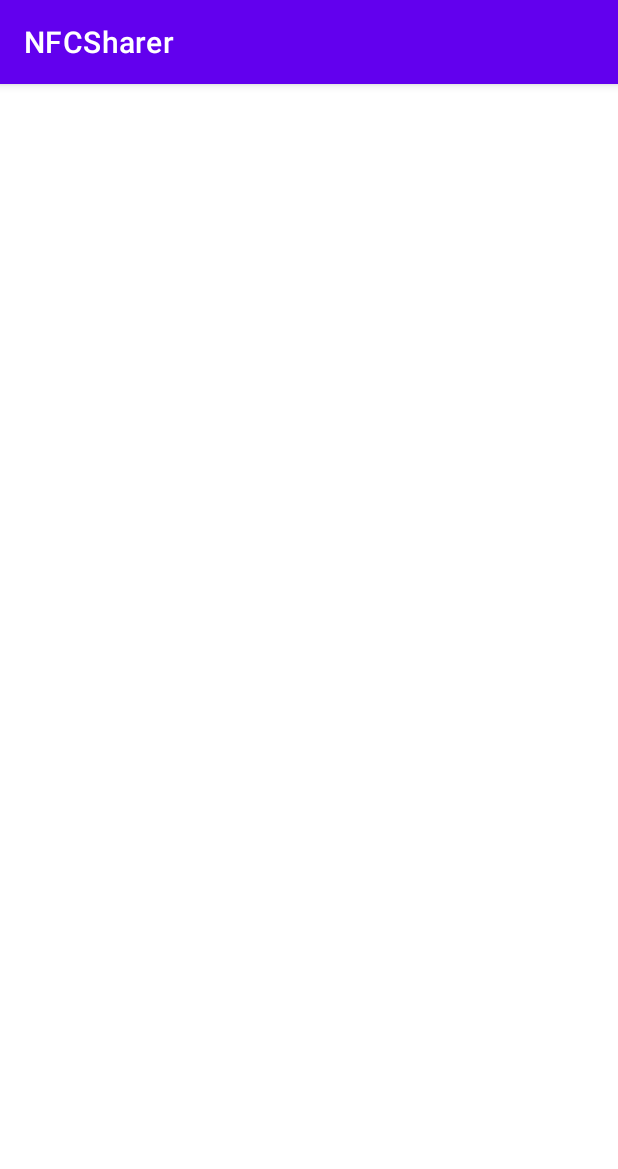
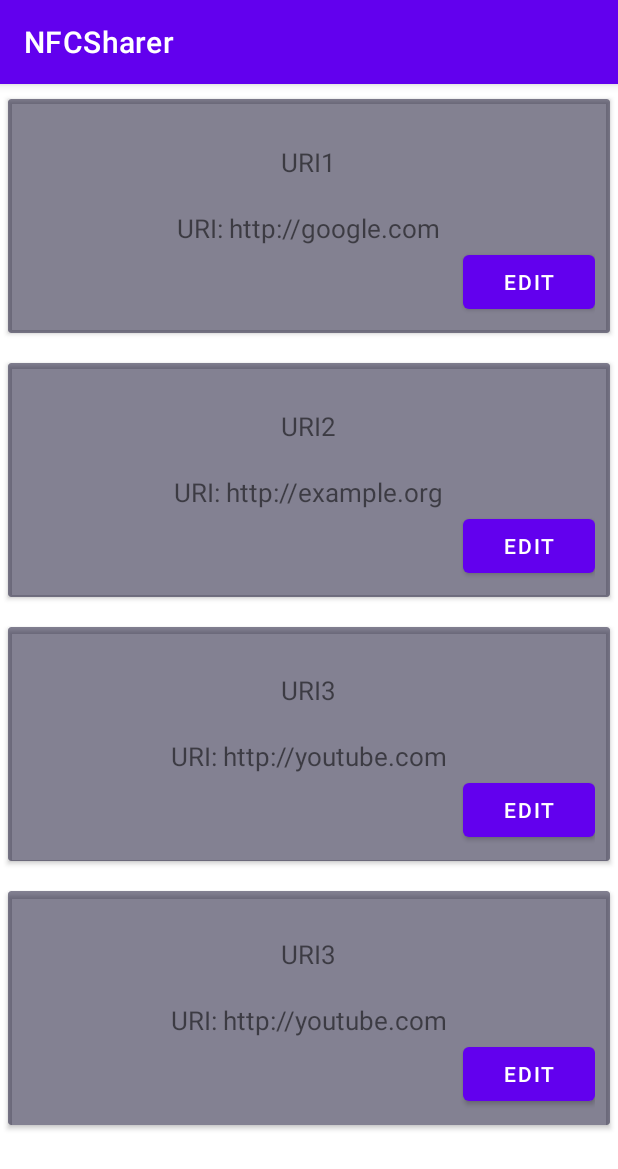
Before and after one commit to Sl1van/NFCSharer, an Android app: the screen it shows after launch (MainActivity), on a phone screen of 412 x 824 dp. Shown: the top 1169 px of the screen. Run offline under Robolectric (Android 15) with nearby library versions, the phone set to English and light mode, and no system bars.

Commit message:
Added RecyclerView Adapter to RecyclerView which now displays all NFCShareItems

```diff
--- a/app/src/main/java/ch/zli/nfcsharer/activities/MainActivity.java
+++ b/app/src/main/java/ch/zli/nfcsharer/activities/MainActivity.java
@@ -1,18 +1,40 @@
 package ch.zli.nfcsharer.activities;
 
 import androidx.appcompat.app.AppCompatActivity;
+import androidx.recyclerview.widget.DefaultItemAnimator;
+import androidx.recyclerview.widget.LinearLayoutManager;
+import androidx.recyclerview.widget.RecyclerView;
 
 import android.os.Bundle;
-import android.widget.Button;
+
+import java.util.ArrayList;
 
 import ch.zli.nfcsharer.R;
+import ch.zli.nfcsharer.domain.NFCShareItem;
 
 public class MainActivity extends AppCompatActivity {
+
+    RecyclerView recyclerView;
+
+    ch.zli.nfcsharer.activities.NFCShareItemAdapter NFCShareItemAdapter;
 
     @Override
     protected void onCreate(Bundle savedInstanceState) {
         super.onCreate(savedInstanceState);
         setContentView(R.layout.activity_main);
+        recyclerView = findViewById(R.id.recyclerView);
 
+        ArrayList<NFCShareItem> items = new ArrayList<>();
+        items.add(new NFCShareItem("URI1","http://google.com", true));
+        items.add(new NFCShareItem("URI2","http://example.org",false));
+        items.add(new NFCShareItem("URI3","http://youtube.com",false));
+        items.add(new NFCShareItem("URI3","http://youtube.com",false));
+
+        NFCShareItemAdapter = new NFCShareItemAdapter(items);
+
+        recyclerView = (RecyclerView)findViewById(R.id.recyclerView);
+        recyclerView.setLayoutManager(new LinearLayoutManager(this));
+        recyclerView.setItemAnimator(new DefaultItemAnimator());
+        recyclerView.setAdapter(NFCShareItemAdapter);
     }
 }
--- /dev/null
+++ b/app/src/main/java/ch/zli/nfcsharer/activities/NFCShareItemAdapter.java
@@ -0,0 +1,85 @@
+package ch.zli.nfcsharer.activities;
+import android.annotation.SuppressLint;
+import android.content.Context;
+
+import android.view.LayoutInflater;
+import android.view.View;
+import android.view.ViewGroup;
+import android.widget.Button;
+import android.widget.TextView;
+
+import androidx.cardview.widget.CardView;
+import androidx.recyclerview.widget.RecyclerView;
+
+import java.util.List;
+
+import ch.zli.nfcsharer.R;
+import ch.zli.nfcsharer.domain.NFCShareItem;
+
+
+public class NFCShareItemAdapter extends RecyclerView.Adapter<NFCShareItemAdapter.ViewHolder> {
+
+    List<NFCShareItem> nfcShareItems;
+    Context context;
+
+    public NFCShareItemAdapter(List<NFCShareItem> nfcShareItems)
+    {
+        this.nfcShareItems = nfcShareItems;
+    }
+
+    @Override
+    public ViewHolder onCreateViewHolder(ViewGroup parent, int viewType) {
+        View view = LayoutInflater.from(parent.getContext()).inflate(R.layout.list_item,parent,false);
+        ViewHolder viewHolder = new ViewHolder(view);
+        context = parent.getContext();
+        return viewHolder;
+    }
+
+
+
+    @Override
+    public void onBindViewHolder(ViewHolder holder, @SuppressLint("RecyclerView") final int position) {
+        NFCShareItem nfcShareItem = nfcShareItems.get(position);
+
+        holder.itemTitle.setText(nfcShareItem.getName());
+        holder.description.setText(nfcShareItem.getDescription());
+        holder.cv.setCardBackgroundColor(nfcShareItem.isEnabled()? R.color.teal_200 : R.color.teal_700);
+        System.out.println("nfcShareItem.isEnabled()"+nfcShareItem.isEnabled());
+        holder.cv.setOnClickListener(listener ->{
+            //Toast.makeText(context,"The position is:"+position,Toast.LENGTH_SHORT).show();//TODO open view
+
+            nfcShareItems.forEach(item ->{
+                if(item.isEnabled()){
+                    item.setEnabled(false);
+                }
+            });
+            nfcShareItem.setEnabled(true);
+            super.notifyDataSetChanged();
+        });
+    }
+
+
+
+    @Override
+    public int getItemCount() {
+        return nfcShareItems.size();
+    }
+
+    public class ViewHolder extends RecyclerView.ViewHolder
+    {
+        TextView itemTitle;
+        TextView description;
+        Button editButton;
+        CardView cv;
+
+        public ViewHolder(View itemView)
+        {
+            super(itemView);
+            itemTitle = (TextView)itemView.findViewById(R.id.itemTitle);
+            description = (TextView)itemView.findViewById(R.id.description);
+            editButton = (Button)itemView.findViewById(R.id.editButton);
+            cv = (CardView)itemView.findViewById(R.id.cv);
+        }
+
+    }
+}
--- a/app/src/main/java/ch/zli/nfcsharer/domain/NFCShareItem.java
+++ b/app/src/main/java/ch/zli/nfcsharer/domain/NFCShareItem.java
@@ -3,14 +3,15 @@ package ch.zli.nfcsharer.domain;
 public class NFCShareItem {
     private final NFCShareItemType type;
 
+    private String name;
     private String URI;
+    private boolean enabled;
 
-    public NFCShareItem(NFCShareItemType type, String URI) {
-        if(type == NFCShareItemType.WLAN){
-            throw new UnsupportedOperationException("Wlan is not yet implemented");
-        }
-        this.type = type;
+    public NFCShareItem(String name, String URI,boolean enabled) {
+        this.type = NFCShareItemType.URI;
         this.URI = URI;
+        this.name = name;
+        this.enabled = enabled;
     }
 
     public NFCShareItemType getType() {
@@ -24,4 +25,28 @@ public class NFCShareItem {
     public void setURI(String URI) {
         this.URI = URI;
     }
+
+    public String getName() {
+        return name;
+    }
+
+    public void setName(String name) {
+        this.name = name;
+    }
+
+    public String getDescription() {
+        if(type == NFCShareItemType.URI){
+            return "URI: " + getURI();
+        } else{
+            throw new UnsupportedOperationException("Not yet implemented");
+        }
+    }
+
+    public boolean isEnabled() {
+        return enabled;
+    }
+
+    public void setEnabled(boolean enabled) {
+        this.enabled = enabled;
+    }
 }
--- a/app/src/main/res/layout/activity_main.xml
+++ b/app/src/main/res/layout/activity_main.xml
@@ -7,6 +7,7 @@
     tools:context=".activities.MainActivity">
 
     <androidx.recyclerview.widget.RecyclerView
+        android:id="@+id/recyclerView"
         android:layout_width="0dp"
         android:layout_height="0dp"
         app:layout_constraintBottom_toBottomOf="parent"
--- /dev/null
+++ b/app/src/main/res/layout/list_item.xml
@@ -0,0 +1,49 @@
+<?xml version="1.0" encoding="utf-8"?>
+<LinearLayout xmlns:android="http://schemas.android.com/apk/res/android"
+    xmlns:app="http://schemas.android.com/apk/res-auto"
+    android:orientation="vertical" android:layout_width="match_parent"
+    android:layout_height="wrap_content">
+
+    <androidx.cardview.widget.CardView
+        android:id="@+id/cv"
+        android:layout_width="match_parent"
+        android:layout_height="wrap_content"
+        android:layout_marginHorizontal="5dp"
+        android:layout_marginVertical="10dp"
+        android:hapticFeedbackEnabled="true"
+        app:contentPadding="10dp">
+
+        <LinearLayout
+            android:layout_width="match_parent"
+            android:layout_height="match_parent"
+            android:hapticFeedbackEnabled="true"
+            android:orientation="vertical">
+
+            <TextView
+                android:id="@+id/itemTitle"
+                android:layout_width="wrap_content"
+                android:layout_height="wrap_content"
+                android:layout_gravity="center"
+                android:layout_margin="20dp"
+                android:text="Place_holder"
+                android:textSize="17sp" />
+
+            <TextView
+                android:id="@+id/description"
+                android:layout_width="wrap_content"
+                android:layout_height="wrap_content"
+                android:layout_gravity="center"
+                android:text="Place_holder"
+                android:textSize="17sp" />
+
+            <Button
+                android:id="@+id/editButton"
+                android:layout_width="wrap_content"
+                android:layout_height="wrap_content"
+                android:layout_gravity="right"
+                android:text="@string/edit" />
+        </LinearLayout>
+
+    </androidx.cardview.widget.CardView>
+
+</LinearLayout>
--- a/app/src/main/res/values/strings.xml
+++ b/app/src/main/res/values/strings.xml
@@ -1,3 +1,4 @@
 <resources>
     <string name="app_name">NFCSharer</string>
+    <string name="edit">Edit</string>
 </resources>
```
